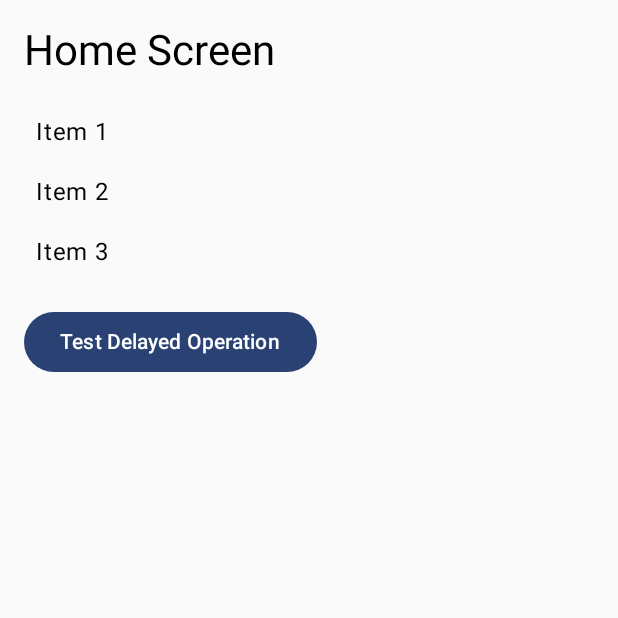
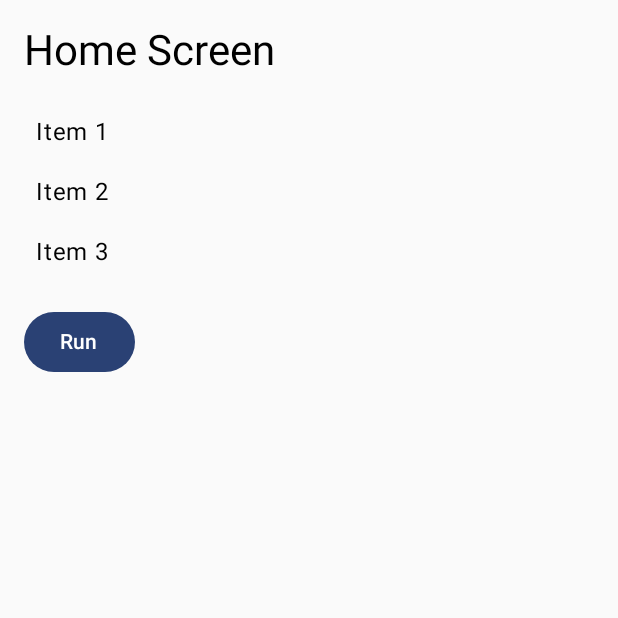
Before and after one commit to carlosjimz87/MaestroTestingDemo, an Android app built with Jetpack Compose: the HomeScreen screen opened through its navigation route, on a phone screen of 412 x 824 dp, the top half of it. Run offline under Robolectric (Android 15) with nearby library versions, the phone set to English and light mode, and no system bars.

Commit message:
Add flows

```diff
--- a/app/src/main/AndroidManifest.xml
+++ b/app/src/main/AndroidManifest.xml
@@ -12,10 +12,12 @@
         android:supportsRtl="true"
         android:theme="@style/Theme.MaestroTestingDemo"
         tools:targetApi="31">
+        <meta-data
+            android:name="androidx.activity.enablePredictiveBack"
+            android:value="false" />
         <activity
             android:name=".MainActivity"
             android:exported="true"
-            android:label="@string/app_name"
             android:theme="@style/Theme.MaestroTestingDemo">
             <intent-filter>
                 <action android:name="android.intent.action.MAIN" />
--- a/app/src/main/java/com/carlosjimz87/maestrotestingdemo/ui/screens/HomeScreen.kt
+++ b/app/src/main/java/com/carlosjimz87/maestrotestingdemo/ui/screens/HomeScreen.kt
@@ -39,7 +39,7 @@ fun HomeScreen(navController: NavController) {
         }
         Spacer(modifier = Modifier.height(16.dp))
         Button(onClick = { navController.navigate("delayed") }) {
-            Text("Test Delayed Operation")
+            Text("Run")
         }
     }
 }
--- a/app/src/main/java/com/carlosjimz87/maestrotestingdemo/ui/screens/LoginScreen.kt
+++ b/app/src/main/java/com/carlosjimz87/maestrotestingdemo/ui/screens/LoginScreen.kt
@@ -36,7 +36,7 @@ fun LoginScreen(navController: NavController) {
         modifier = Modifier.fillMaxSize().padding(16.dp),
         verticalArrangement = Arrangement.Center
     ) {
-        Text(text = "Login", style = MaterialTheme.typography.headlineMedium)
+        Text(text = "Login Screen", style = MaterialTheme.typography.headlineMedium)
         Spacer(modifier = Modifier.height(16.dp))
 
         OutlinedTextField(
```
Also changed, not shown: app/src/main/java/com/carlosjimz87/maestrotestingdemo/ui/screens/DelayedOperationScreen.kt (+12 -4 lines), 4 other files.
